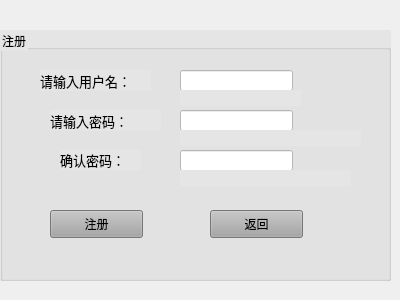
Old version of the form login.ui in the repository jswjc555/pyqt5_ruanzhu.
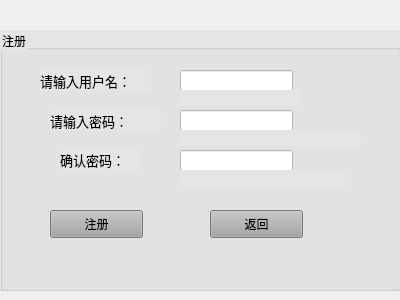
New version of the form.

The edit to the form file:
```diff
--- a/login.ui
+++ b/login.ui
@@ -133,8 +133,8 @@
     <rect>
      <x>0</x>
      <y>30</y>
-     <width>391</width>
-     <height>251</height>
+     <width>401</width>
+     <height>261</height>
     </rect>
    </property>
    <property name="styleSheet">
```
Left out of the diff: 26 changed lines with no effect on the pictures.
